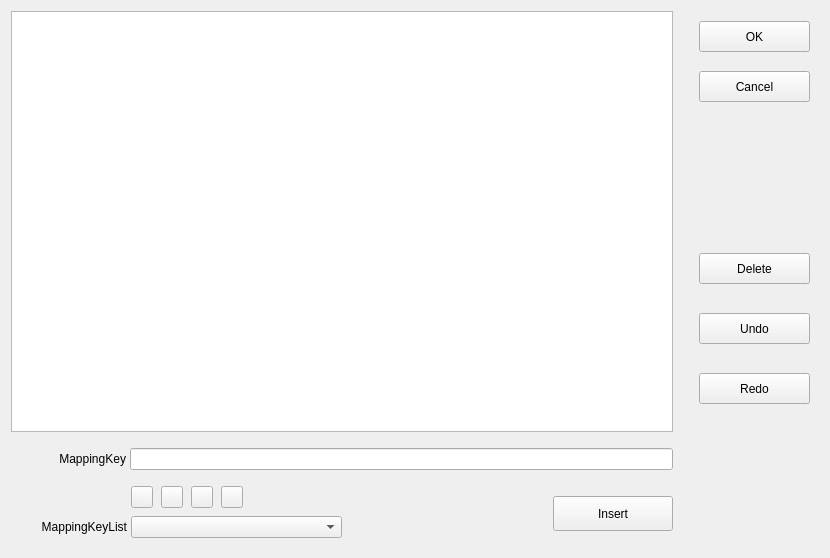
Old version of the form QKeyMapper/qmappingsequenceedit.ui in the repository Zalafina/QKeyMapper.
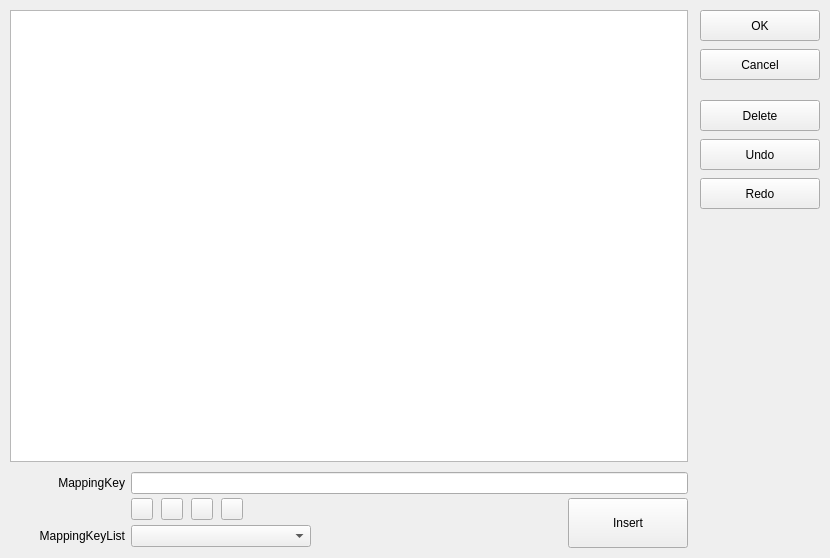
New version of the form. Custom widgets are drawn as their Qt base class.

Commit message: refactor(ui): modernize QMappingSequenceEdit layout with left-content right-sidebar architecture

Patch:
```diff
--- a/QKeyMapper/qmappingsequenceedit.ui
+++ b/QKeyMapper/qmappingsequenceedit.ui
@@ -10,102 +10,446 @@
     <height>558</height>
    </rect>
   </property>
+  <property name="minimumSize">
+   <size>
+    <width>720</width>
+    <height>420</height>
+   </size>
+  </property>
   <property name="windowTitle">
    <string>Mapping Sequence Edit</string>
   </property>
-  <layout class="QGridLayout" name="gridLayout">
-   <property name="bottomMargin">
-    <number>19</number>
-   </property>
+  <layout class="QHBoxLayout" name="horizontalLayout_Main">
    <property name="spacing">
-    <number>16</number>
+    <number>12</number>
    </property>
-   <item row="0" column="0">
-    <widget class="MappingSequenceEditTableWidget" name="mappingSequenceEditTable"/>
-   </item>
-   <item row="0" column="1" rowspan="3">
-    <layout class="QVBoxLayout" name="verticalLayout">
+   <property name="leftMargin">
+    <number>10</number>
+   </property>
+   <property name="topMargin">
+    <number>10</number>
+   </property>
+   <property name="rightMargin">
+    <number>10</number>
+   </property>
+   <property name="bottomMargin">
+    <number>10</number>
+   </property>
+   <item>
+    <layout class="QVBoxLayout" name="verticalLayout_Left">
+     <property name="spacing">
+      <number>6</number>
+     </property>
      <item>
-      <widget class="QWidget" name="confirmButtonsWidget" native="true">
+      <widget class="MappingSequenceEditTableWidget" name="mappingSequenceEditTable"/>
+     </item>
+     <item>
+      <widget class="QWidget" name="bottomEditWidget" native="true">
        <property name="sizePolicy">
-        <sizepolicy hsizetype="Fixed" vsizetype="Fixed">
+        <sizepolicy hsizetype="Preferred" vsizetype="Preferred">
          <horstretch>0</horstretch>
          <verstretch>0</verstretch>
         </sizepolicy>
        </property>
-       <property name="minimumSize">
-        <size>
-         <width>130</width>
-         <height>100</height>
-        </size>
-       </property>
-       <property name="maximumSize">
-        <size>
-         <width>100</width>
-         <height>100</height>
-        </size>
-       </property>
-       <widget class="QPushButton" name="cancelButton">
-        <property name="geometry">
-         <rect>
-          <x>10</x>
-          <y>60</y>
-          <width>111</width>
-          <height>31</height>
-         </rect>
+       <layout class="QGridLayout" name="gridLayout_Bottom" columnstretch="0,1,0">
+        <property name="leftMargin">
+         <number>0</number>
         </property>
-        <property name="focusPolicy">
-         <enum>Qt::FocusPolicy::NoFocus</enum>
+        <property name="topMargin">
+         <number>4</number>
         </property>
-        <property name="text">
-         <string>Cancel</string>
+        <property name="rightMargin">
+         <number>0</number>
         </property>
-        <property name="autoDefault">
-         <bool>false</bool>
+        <property name="bottomMargin">
+         <number>0</number>
         </property>
-       </widget>
-       <widget class="QPushButton" name="confirmButton">
-        <property name="geometry">
-         <rect>
-          <x>10</x>
-          <y>10</y>
-          <width>111</width>
-          <height>31</height>
-         </rect>
+        <property name="horizontalSpacing">
+         <number>6</number>
         </property>
-        <property name="focusPolicy">
-         <enum>Qt::FocusPolicy::NoFocus</enum>
+        <property name="verticalSpacing">
+         <number>4</number>
         </property>
-        <property name="text">
-         <string>OK</string>
-        </property>
-        <property name="autoDefault">
-         <bool>false</bool>
-        </property>
-        <property name="default">
-         <bool>false</bool>
-        </property>
-       </widget>
+        <item row="0" column="0">
+         <widget class="QLabel" name="mappingKeyLabel">
+          <property name="sizePolicy">
+           <sizepolicy hsizetype="Fixed" vsizetype="Fixed">
+            <horstretch>0</horstretch>
+            <verstretch>0</verstretch>
+           </sizepolicy>
+          </property>
+          <property name="minimumSize">
+           <size>
+            <width>115</width>
+            <height>22</height>
+           </size>
+          </property>
+          <property name="maximumSize">
+           <size>
+            <width>115</width>
+            <height>22</height>
+           </size>
+          </property>
+          <property name="text">
+           <string>MappingKey</string>
+          </property>
+          <property name="alignment">
+           <set>Qt::AlignmentFlag::AlignRight|Qt::AlignmentFlag::AlignTrailing|Qt::AlignmentFlag::AlignVCenter</set>
+          </property>
+         </widget>
+        </item>
+        <item row="0" column="1" colspan="2">
+         <widget class="KeyStringLineEdit" name="MappingSequenceEdit_MappingKeyLineEdit">
+          <property name="sizePolicy">
+           <sizepolicy hsizetype="Expanding" vsizetype="Fixed">
+            <horstretch>0</horstretch>
+            <verstretch>0</verstretch>
+           </sizepolicy>
+          </property>
+          <property name="minimumSize">
+           <size>
+            <width>0</width>
+            <height>22</height>
+           </size>
+          </property>
+          <property name="focusPolicy">
+           <enum>Qt::FocusPolicy::ClickFocus</enum>
+          </property>
+         </widget>
+        </item>
+        <item row="1" column="1">
+         <layout class="QHBoxLayout" name="filterButtonsLayout">
+          <property name="spacing">
+           <number>8</number>
+          </property>
+          <item>
+           <widget class="QPushButton" name="mapList_SelectKeyboardButton">
+            <property name="sizePolicy">
+             <sizepolicy hsizetype="Fixed" vsizetype="Fixed">
+              <horstretch>0</horstretch>
+              <verstretch>0</verstretch>
+             </sizepolicy>
+            </property>
+            <property name="minimumSize">
+             <size>
+              <width>22</width>
+              <height>22</height>
+             </size>
+            </property>
+            <property name="maximumSize">
+             <size>
+              <width>22</width>
+              <height>22</height>
+             </size>
+            </property>
+            <property name="focusPolicy">
+             <enum>Qt::FocusPolicy::NoFocus</enum>
+            </property>
+            <property name="text">
+             <string/>
+            </property>
+            <property name="iconSize">
+             <size>
+              <width>16</width>
+              <height>16</height>
+             </size>
+            </property>
+            <property name="checkable">
+             <bool>true</bool>
+            </property>
+            <property name="autoDefault">
+             <bool>false</bool>
+            </property>
+           </widget>
+          </item>
+          <item>
+           <widget class="QPushButton" name="mapList_SelectMouseButton">
+            <property name="sizePolicy">
+             <sizepolicy hsizetype="Fixed" vsizetype="Fixed">
+              <horstretch>0</horstretch>
+              <verstretch>0</verstretch>
+             </sizepolicy>
+            </property>
+            <property name="minimumSize">
+             <size>
+              <width>22</width>
+              <height>22</height>
+             </size>
+            </property>
+            <property name="maximumSize">
+             <size>
+              <width>22</width>
+              <height>22</height>
+             </size>
+            </property>
+            <property name="focusPolicy">
+             <enum>Qt::FocusPolicy::NoFocus</enum>
+            </property>
+            <property name="text">
+             <string/>
+            </property>
+            <property name="iconSize">
+             <size>
+              <width>16</width>
+              <height>16</height>
+             </size>
+            </property>
+            <property name="checkable">
+             <bool>true</bool>
+            </property>
+            <property name="autoDefault">
+             <bool>false</bool>
+            </property>
+           </widget>
+          </item>
+          <item>
+           <widget class="QPushButton" name="mapList_SelectGamepadButton">
+            <property name="sizePolicy">
+             <sizepolicy hsizetype="Fixed" vsizetype="Fixed">
+              <horstretch>0</horstretch>
+              <verstretch>0</verstretch>
+             </sizepolicy>
+            </property>
+            <property name="minimumSize">
+             <size>
+              <width>22</width>
+              <height>22</height>
+             </size>
+            </property>
+            <property name="maximumSize">
+             <size>
+              <width>22</width>
+              <height>22</height>
+             </size>
+            </property>
+            <property name="focusPolicy">
+             <enum>Qt::FocusPolicy::NoFocus</enum>
+            </property>
+            <property name="text">
+             <string/>
+            </property>
+            <property name="iconSize">
+             <size>
+              <width>16</width>
+              <height>16</height>
+             </size>
+            </property>
+            <property name="checkable">
+             <bool>true</bool>
+            </property>
+            <property name="autoDefault">
+             <bool>false</bool>
+            </property>
+           </widget>
+          </item>
+          <item>
+           <widget class="QPushButton" name="mapList_SelectFunctionButton">
+            <property name="sizePolicy">
+             <sizepolicy hsizetype="Fixed" vsizetype="Fixed">
+              <horstretch>0</horstretch>
+              <verstretch>0</verstretch>
+             </sizepolicy>
+            </property>
+            <property name="minimumSize">
+             <size>
+              <width>22</width>
+              <height>22</height>
+             </size>
+            </property>
+            <property name="maximumSize">
+             <size>
+              <width>22</width>
+              <height>22</height>
+             </size>
+            </property>
+            <property name="focusPolicy">
+             <enum>Qt::FocusPolicy::NoFocus</enum>
+            </property>
+            <property name="text">
+             <string/>
+            </property>
+            <property name="iconSize">
+             <size>
+              <width>16</width>
+              <height>16</height>
+             </size>
+            </property>
+            <property name="checkable">
+             <bool>true</bool>
+            </property>
+            <property name="autoDefault">
+             <bool>false</bool>
+            </property>
+           </widget>
+          </item>
+          <item>
+           <spacer name="filterSpacer">
+            <property name="orientation">
+             <enum>Qt::Orientation::Horizontal</enum>
+            </property>
+            <property name="sizeHint" stdset="0">
+             <size>
+              <width>40</width>
+              <height>20</height>
+             </size>
+            </property>
+           </spacer>
+          </item>
+         </layout>
+        </item>
+        <item row="2" column="0">
+         <widget class="QLabel" name="mapkeyListLabel">
+          <property name="sizePolicy">
+           <sizepolicy hsizetype="Fixed" vsizetype="Fixed">
+            <horstretch>0</horstretch>
+            <verstretch>0</verstretch>
+           </sizepolicy>
+          </property>
+          <property name="minimumSize">
+           <size>
+            <width>115</width>
+            <height>22</height>
+           </size>
+          </property>
+          <property name="maximumSize">
+           <size>
+            <width>115</width>
+            <height>22</height>
+           </size>
+          </property>
+          <property name="text">
+           <string>MappingKeyList</string>
+          </property>
+          <property name="alignment">
+           <set>Qt::AlignmentFlag::AlignRight|Qt::AlignmentFlag::AlignTrailing|Qt::AlignmentFlag::AlignVCenter</set>
+          </property>
+         </widget>
+        </item>
+        <item row="2" column="1">
+         <layout class="QHBoxLayout" name="comboLayout">
+          <property name="spacing">
+           <number>8</number>
+          </property>
+          <item>
+           <widget class="KeyListComboBox" name="MappingSequenceEdit_MappingKeyListComboBox">
+            <property name="sizePolicy">
+             <sizepolicy hsizetype="Preferred" vsizetype="Fixed">
+              <horstretch>0</horstretch>
+              <verstretch>0</verstretch>
+             </sizepolicy>
+            </property>
+            <property name="minimumSize">
+             <size>
+              <width>180</width>
+              <height>22</height>
+             </size>
+            </property>
+            <property name="maximumSize">
+             <size>
+              <width>260</width>
+              <height>22</height>
+             </size>
+            </property>
+            <property name="sizeAdjustPolicy">
+             <enum>QComboBox::SizeAdjustPolicy::AdjustToMinimumContentsLengthWithIcon</enum>
+            </property>
+            <property name="minimumContentsLength">
+             <number>5</number>
+            </property>
+            <property name="focusPolicy">
+             <enum>Qt::FocusPolicy::ClickFocus</enum>
+            </property>
+           </widget>
+          </item>
+          <item>
+           <spacer name="comboSpacer">
+            <property name="orientation">
+             <enum>Qt::Orientation::Horizontal</enum>
+            </property>
+            <property name="sizeHint" stdset="0">
+             <size>
+              <width>40</width>
+              <height>20</height>
+             </size>
+            </property>
+           </spacer>
+          </item>
+         </layout>
+        </item>
+        <item row="1" column="2" rowspan="2">
+         <widget class="QPushButton" name="insertMappingKeyButton">
+          <property name="sizePolicy">
+           <sizepolicy hsizetype="Fixed" vsizetype="Fixed">
+            <horstretch>0</horstretch>
+            <verstretch>0</verstretch>
+           </sizepolicy>
+          </property>
+          <property name="minimumSize">
+           <size>
+            <width>120</width>
+            <height>50</height>
+           </size>
+          </property>
+          <property name="maximumSize">
+           <size>
+            <width>120</width>
+            <height>50</height>
+           </size>
+          </property>
+          <property name="focusPolicy">
+           <enum>Qt::FocusPolicy::NoFocus</enum>
+          </property>
+          <property name="text">
+           <string>Insert</string>
+          </property>
+          <property name="autoDefault">
+           <bool>false</bool>
+          </property>
+         </widget>
+        </item>
+       </layout>
       </widget>
      </item>
+    </layout>
+   </item>
+   <item>
+    <layout class="QVBoxLayout" name="verticalLayout_Sidebar">
+     <property name="spacing">
+      <number>8</number>
+     </property>
      <item>
-      <spacer name="verticalSpacer">
-       <property name="orientation">
-        <enum>Qt::Orientation::Vertical</enum>
+      <widget class="QPushButton" name="confirmButton">
+       <property name="sizePolicy">
+        <sizepolicy hsizetype="Fixed" vsizetype="Fixed">
+         <horstretch>0</horstretch>
+         <verstretch>0</verstretch>
+        </sizepolicy>
        </property>
-       <property name="sizeType">
-        <enum>QSizePolicy::Policy::MinimumExpanding</enum>
+       <property name="minimumSize">
+        <size>
+         <width>120</width>
+         <height>31</height>
+        </size>
        </property>
-       <property name="sizeHint" stdset="0">
+       <property name="maximumSize">
         <size>
-         <width>20</width>
-         <height>20</height>
+         <width>120</width>
+         <height>31</height>
         </size>
        </property>
-      </spacer>
+       <property name="focusPolicy">
+        <enum>Qt::FocusPolicy::NoFocus</enum>
+       </property>
+       <property name="text">
+        <string>OK</string>
+       </property>
+       <property name="autoDefault">
+        <bool>false</bool>
+       </property>
+      </widget>
      </item>
      <item>
-      <widget class="QWidget" name="otherButtonsWidget" native="true">
+      <widget class="QPushButton" name="cancelButton">
        <property name="sizePolicy">
         <sizepolicy hsizetype="Fixed" vsizetype="Fixed">
          <horstretch>0</horstretch>
@@ -114,100 +458,45 @@
        </property>
        <property name="minimumSize">
         <size>
-         <width>130</width>
-         <height>160</height>
+         <width>120</width>
+         <height>31</height>
         </size>
        </property>
        <property name="maximumSize">
         <size>
-         <width>100</width>
-         <height>160</height>
+         <width>120</width>
+         <height>31</height>
         </size>
        </property>
-       <widget class="QPushButton" name="deleteButton">
-        <property name="geometry">
-         <rect>
-          <x>10</x>
-          <y>0</y>
-          <width>111</width>
-          <height>31</height>
-         </rect>
-        </property>
-        <property name="focusPolicy">
-         <enum>Qt::FocusPolicy::NoFocus</enum>
-        </property>
-        <property name="text">
-         <string>Delete</string>
-        </property>
-        <property name="autoDefault">
-         <bool>false</bool>
-        </property>
-       </widget>
-       <widget class="QPushButton" name="undoButton">
-        <property name="geometry">
-         <rect>
-          <x>10</x>
-          <y>60</y>
-          <width>111</width>
-          <height>31</height>
-         </rect>
-        </property>
-        <property name="focusPolicy">
-         <enum>Qt::FocusPolicy::NoFocus</enum>
-        </property>
-        <property name="text">
-         <string>Undo</string>
-        </property>
-        <property name="autoDefault">
-         <bool>false</bool>
-        </property>
-       </widget>
-       <widget class="QPushButton" name="redoButton">
-        <property name="geometry">
-         <rect>
-          <x>10</x>
-          <y>120</y>
-          <width>111</width>
-          <height>31</height>
-         </rect>
-        </property>
-        <property name="focusPolicy">
-         <enum>Qt::FocusPolicy::NoFocus</enum>
-        </property>
-        <property name="text">
-         <string>Redo</string>
-        </property>
-        <property name="autoDefault">
-         <bool>false</bool>
-        </property>
-       </widget>
+       <property name="focusPolicy">
+        <enum>Qt::FocusPolicy::NoFocus</enum>
+       </property>
+       <property name="text">
+        <string>Cancel</string>
+       </property>
+       <property name="autoDefault">
+        <bool>false</bool>
+       </property>
       </widget>
      </item>
      <item>
-      <spacer name="verticalSpacer_2">
+      <spacer name="sidebarSpacer_Group">
        <property name="orientation">
         <enum>Qt::Orientation::Vertical</enum>
        </property>
        <property name="sizeType">
-        <enum>QSizePolicy::Policy::MinimumExpanding</enum>
+        <enum>QSizePolicy::Policy::Fixed</enum>
        </property>
        <property name="sizeHint" stdset="0">
         <size>
          <width>20</width>
-         <height>106</height>
+         <height>12</height>
         </size>
        </property>
       </spacer>
      </item>
-    </layout>
-   </item>
-   <item row="1" column="0">
-    <layout class="QHBoxLayout" name="horizontalLayout_mappingkey">
-     <property name="spacing">
-      <number>4</number>
-     </property>
      <item>
-      <widget class="QLabel" name="mappingKeyLabel">
+      <widget class="QPushButton" name="deleteButton">
        <property name="sizePolicy">
         <sizepolicy hsizetype="Fixed" vsizetype="Fixed">
          <horstretch>0</horstretch>
@@ -216,52 +505,57 @@
        </property>
        <property name="minimumSize">
         <size>
-         <width>115</width>
-         <height>22</height>
+         <width>120</width>
+         <height>31</height>
         </size>
        </property>
        <property name="maximumSize">
         <size>
-         <width>115</width>
-         <height>22</height>
+         <width>120</width>
+         <height>31</height>
         </size>
        </property>
        <property name="text">
-        <string>MappingKey</string>
+        <string>Delete</string>
        </property>
-       <property name="alignment">
-        <set>Qt::AlignmentFlag::AlignRight|Qt::AlignmentFlag::AlignTrailing|Qt::AlignmentFlag::AlignVCenter</set>
+       <property name="autoDefault">
+        <bool>false</bool>
        </property>
       </widget>
      </item>
      <item>
-      <widget class="KeyStringLineEdit" name="MappingSequenceEdit_MappingKeyLineEdit">
+      <widget class="QPushButton" name="undoButton">
+       <property name="sizePolicy">
+        <sizepolicy hsizetype="Fixed" vsizetype="Fixed">
+         <horstretch>0</horstretch>
+         <verstretch>0</verstretch>
+        </sizepolicy>
+       </property>
        <property name="minimumSize">
         <size>
-         <width>0</width>
-         <height>22</height>
+         <width>120</width>
+         <height>31</height>
         </size>
        </property>
        <property name="maximumSize">
         <size>
-         <width>16777215</width>
-         <height>22</height>
+         <width>120</width>
+         <height>31</height>
         </size>
        </property>
        <property name="focusPolicy">
         <enum>Qt::FocusPolicy::ClickFocus</enum>
        </property>
+       <property name="text">
+        <string>Undo</string>
+       </property>
+       <property name="autoDefault">
+        <bool>false</bool>
+       </property>
       </widget>
      </item>
-    </layout>
-   </item>
-   <item row="2" column="0">
-    <layout class="QHBoxLayout" name="horizontalLayout_insertMappingKey">
-     <property name="spacing">
-      <number>4</number>
-     </property>
      <item>
-      <widget class="QWidget" name="othersFrameWidget" native="true">
+      <widget class="QPushButton" name="redoButton">
        <property name="sizePolicy">
         <sizepolicy hsizetype="Fixed" vsizetype="Fixed">
          <horstretch>0</horstretch>
@@ -270,297 +564,43 @@
        </property>
        <property name="minimumSize">
         <size>
-         <width>340</width>
-         <height>53</height>
+         <width>120</width>
+         <height>31</height>
         </size>
        </property>
        <property name="maximumSize">
         <size>
-         <width>340</width>
-         <height>53</height>
+         <width>120</width>
+         <height>31</height>
         </size>
        </property>
-       <widget class="QPushButton" name="mapList_SelectKeyboardButton">
-        <property name="geometry">
-         <rect>
-          <x>120</x>
-          <y>0</y>
-          <width>22</width>
-          <height>22</height>
-         </rect>
-        </property>
-        <property name="sizePolicy">
-         <sizepolicy hsizetype="Fixed" vsizetype="Fixed">
-          <horstretch>0</horstretch>
-          <verstretch>0</verstretch>
-         </sizepolicy>
-        </property>
-        <property name="minimumSize">
-         <size>
-          <width>22</width>
-          <height>22</height>
-         </size>
-        </property>
-        <property name="maximumSize">
-         <size>
-          <width>22</width>
-          <height>22</height>
-         </size>
-        </property>
-        <property name="focusPolicy">
-         <enum>Qt::FocusPolicy::NoFocus</enum>
-        </property>
-        <property name="text">
-         <string/>
-        </property>
-        <property name="iconSize">
-         <size>
-          <width>16</width>
-          <height>16</height>
-         </size>
-        </property>
-        <property name="checkable">
-         <bool>true</bool>
-        </property>
-        <property name="autoDefault">
-         <bool>false</bool>
-        </property>
-       </widget>
-       <widget class="QPushButton" name="mapList_SelectFunctionButton">
-        <property name="geometry">
-         <rect>
-          <x>210</x>
-          <y>0</y>
-          <width>22</width>
-          <height>22</height>
-         </rect>
-        </property>
-        <property name="minimumSize">
-         <size>
-          <width>22</width>
-          <height>22</height>
-         </size>
-        </property>
-        <property name="maximumSize">
-         <size>
-          <width>22</width>
-          <height>22</height>
-         </size>
-        </property>
-        <property name="focusPolicy">
-         <enum>Qt::FocusPolicy::NoFocus</enum>
-        </property>
-        <property name="text">
-         <string/>
-        </property>
-        <property name="iconSize">
-         <size>
-          <width>16</width>
-          <height>16</height>
-         </size>
-        </property>
-        <property name="checkable">
-         <bool>true</bool>
-        </property>
-        <property name="autoDefault">
-         <bool>false</bool>
-        </property>
-       </widget>
-       <widget class="QPushButton" name="mapList_SelectGamepadButton">
-        <property name="geometry">
-         <rect>
-          <x>180</x>
-          <y>0</y>
-          <width>22</width>
-          <height>22</height>
-         </rect>
-        </property>
-        <property name="minimumSize">
-         <size>
-          <width>22</width>
-          <height>22</height>
-         </size>
-        </property>
-        <property name="maximumSize">
-         <size>
-          <width>22</width>
-          <height>22</height>
-         </size>
-        </property>
-        <property name="focusPolicy">
-         <enum>Qt::FocusPolicy::NoFocus</enum>
-        </property>
-        <property name="text">
-         <string/>
-        </property>
-        <property name="iconSize">
-         <size>
-          <width>16</width>
-          <height>16</height>
-         </size>
-        </property>
-        <property name="checkable">
-         <bool>true</bool>
-        </property>
-        <property name="autoDefault">
-         <bool>false</bool>
-        </property>
-       </widget>
-       <widget class="QPushButton" name="mapList_SelectMouseButton">
-        <property name="geometry">
-         <rect>
-          <x>150</x>
-          <y>0</y>
-          <width>22</width>
-          <height>22</height>
-         </rect>
-        </property>
-        <property name="minimumSize">
-         <size>
-          <width>22</width>
-          <height>22</height>
-         </size>
-        </property>
-        <property name="maximumSize">
-         <size>
-          <width>22</width>
-          <height>22</height>
-         </size>
-        </property>
-        <property name="focusPolicy">
-         <enum>Qt::FocusPolicy::NoFocus</enum>
-        </property>
-        <property name="text">
-         <string/>
-        </property>
-        <property name="iconSize">
-         <size>
-          <width>16</width>
-          <height>16</height>
-         </size>
-        </property>
-        <property name="checkable">
-         <bool>true</bool>
-        </property>
-        <property name="autoDefault">
-         <bool>false</bool>
-        </property>
-       </widget>
-       <widget class="QLabel" name="mapkeyListLabel">
-        <property name="geometry">
-         <rect>
-          <x>-5</x>
-          <y>30</y>
-          <width>121</width>
-          <height>22</height>
-         </rect>
-        </property>
-        <property name="text">
-         <string>MappingKeyList</string>
-        </property>
-        <property name="alignment">
-         <set>Qt::AlignmentFlag::AlignRight|Qt::AlignmentFlag::AlignTrailing|Qt::AlignmentFlag::AlignVCenter</set>
-        </property>
-       </widget>
-       <widget class="KeyListComboBox" name="MappingSequenceEdit_MappingKeyListComboBox">
-        <property name="geometry">
-         <rect>
-          <x>120</x>
-          <y>30</y>
-          <width>211</width>
-          <height>22</height>
-         </rect>
-        </property>
-        <property name="sizePolicy">
-         <sizepolicy hsizetype="Fixed" vsizetype="Fixed">
-          <horstretch>0</horstretch>
-          <verstretch>0</verstretch>
-         </sizepolicy>
-        </property>
-        <property name="minimumSize">
-         <size>
-          <width>151</width>
-          <height>0</height>
-         </size>
-        </property>
-        <property name="focusPolicy">
-         <enum>Qt::FocusPolicy::ClickFocus</enum>
-        </property>
-       </widget>
+       <property name="focusPolicy">
+        <enum>Qt::FocusPolicy::NoFocus</enum>
+       </property>
+       <property name="text">
+        <string>Redo</string>
+       </property>
+       <property name="autoDefault">
+        <bool>false</bool>
+       </property>
       </widget>
      </item>
      <item>
-      <spacer name="horizontalSpacer_addMappingKey">
+      <spacer name="sidebarSpacer_Bottom">
        <property name="orientation">
-        <enum>Qt::Orientation::Horizontal</enum>
+        <enum>Qt::Orientation::Vertical</enum>
        </property>
+       <property name="sizeType">
+        <enum>QSizePolicy::Policy::Expanding</enum>
+       </property>
        <property name="sizeHint" stdset="0">
         <size>
-         <width>40</width>
-         <height>20</height>
+         <width>20</width>
+         <height>40</height>
         </size>
        </property>
       </spacer>
      </item>
-     <item>
-      <widget class="QWidget" name="insertMappingKeyFramewidget" native="true">
-       <property name="sizePolicy">
-        <sizepolicy hsizetype="Fixed" vsizetype="Fixed">
-         <horstretch>0</horstretch>
-         <verstretch>0</verstretch>
-        </sizepolicy>
-       </property>
-       <property name="minimumSize">
-        <size>
-         <width>120</width>
-         <height>53</height>
-        </size>
-       </property>
-       <property name="maximumSize">
-        <size>
-         <width>120</width>
-         <height>53</height>
-        </size>
-       </property>
-       <widget class="QPushButton" name="insertMappingKeyButton">
-        <property name="geometry">
-         <rect>
-          <x>0</x>
-          <y>10</y>
-          <width>120</width>
-          <height>35</height>
-         </rect>
-        </property>
-        <property name="sizePolicy">
-         <sizepolicy hsizetype="Fixed" vsizetype="Fixed">
-          <horstretch>0</horstretch>
-          <verstretch>0</verstretch>
-         </sizepolicy>
-        </property>
-        <property name="minimumSize">
-         <size>
-          <width>120</width>
-          <height>35</height>
-         </size>
-        </property>
-        <property name="maximumSize">
-         <size>
-          <width>120</width>
-          <height>35</height>
-         </size>
-        </property>
-        <property name="focusPolicy">
-         <enum>Qt::FocusPolicy::NoFocus</enum>
-        </property>
-        <property name="text">
-         <string>Insert</string>
-        </property>
-        <property name="autoDefault">
-         <bool>false</bool>
-        </property>
-       </widget>
-      </widget>
-     </item>
     </layout>
    </item>
   </layout>
```
Left out of the diff: 5 changed lines with no effect on the pictures. The commit also changes 1 other file.
